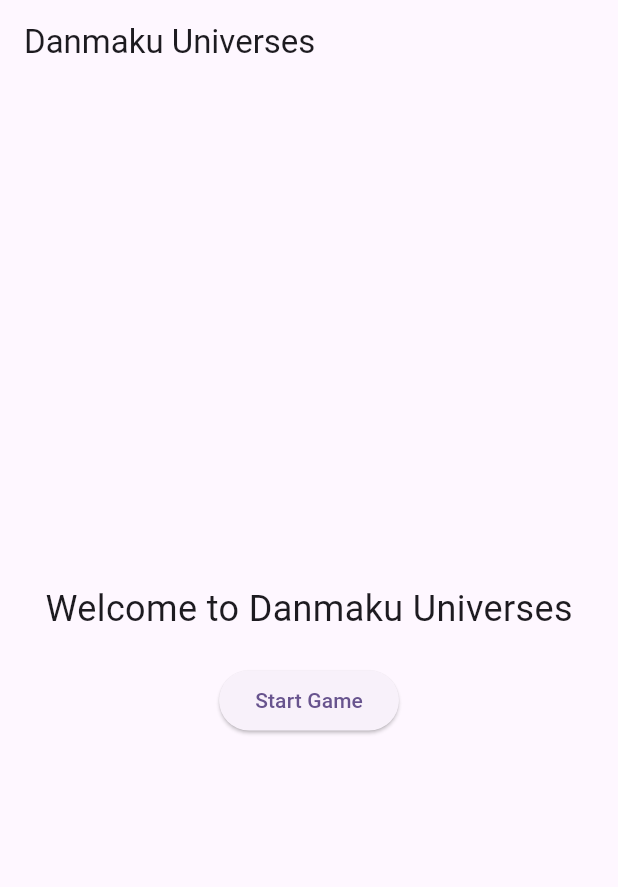
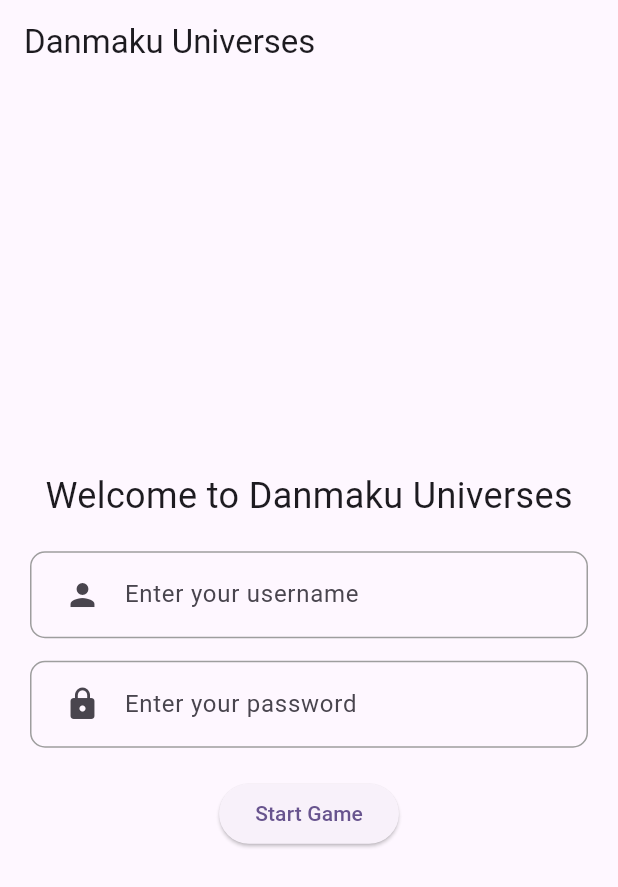
Before and after one commit to santiagoVL03/danmaku_universes, a Flutter app: the screen it shows after launch, on a phone screen of 412 x 824 dp. Shown: the top 887 px of the screen. Run offline on Flutter 3.47's test engine with Material 3 defaults, Android fonts, the phone set to English and light mode, and no system bars; our stand-ins replace cloud_firestore, firebase_core; accounts and stored records are empty.

Commit message:
Add Firebase configuration and integrate Firestore; update game services and UI components

```diff
--- a/lib/domain/entities/player_entity.dart
+++ b/lib/domain/entities/player_entity.dart
@@ -27,9 +27,9 @@ class PlayerEntity {
   void getCards(List<CardEntity> cards, List<HeroCardEntity> heroCards) {
     handPlayer.addAll(cards);
     heroCard.addAll(heroCards);
-    heroCards.forEach((element) {
+    for (var element in heroCards) {
       lifePoints += element.lifePoints;
-    });
+    }
   }
 
   void removeCard (CardEntity card) {
--- a/lib/presentation/pages/game_page.dart
+++ b/lib/presentation/pages/game_page.dart
@@ -2,7 +2,7 @@ import 'package:danmaku_universes/presentation/widgets/hero_card_widget.dart';
 import 'package:flutter/material.dart';
 
 class GamePage extends StatelessWidget {
-  const GamePage({Key? key}) : super(key: key);
+  const GamePage({super.key});
 
   @override
   Widget build(BuildContext context) {
--- a/lib/presentation/pages/home_page.dart
+++ b/lib/presentation/pages/home_page.dart
@@ -1,35 +1,96 @@
 import 'package:flutter/material.dart';
 
-class HomePage extends StatelessWidget {
+class HomePage extends StatefulWidget {
+  const HomePage({super.key});
 
-  const HomePage({ Key? key }) : super(key: key);
+  @override
+  _HomePageState createState() => _HomePageState();
+}
+
+class _HomePageState extends State<HomePage> {
+  final TextEditingController _usernameController = TextEditingController();
+  final TextEditingController _passwordController = TextEditingController();
+  String? _errorMessage;
+
+  void _checkUser() {
+    String username = _usernameController.text.trim();
+    String password = _passwordController.text.trim();
+
+    if (username.isEmpty || password.isEmpty) {
+      setState(() {
+        _errorMessage = 'Username and password cannot be empty';
+      });
+    } else {
+      setState(() {
+        _errorMessage = null;
+      });
+      Navigator.pushNamed(context, '/game');
+    }
+  }
 
   @override
   Widget build(BuildContext context) {
     return Scaffold(
-      appBar: AppBar(
-        title: Text('Danmaku Universes'),
-      ),
+      appBar: AppBar(title: const Text('Danmaku Universes')),
       body: Center(
+        child: Padding(
+          padding: const EdgeInsets.all(20.0),
           child: Column(
             mainAxisAlignment: MainAxisAlignment.center,
             children: <Widget>[
-            Text(
+              const Text(
                 'Welcome to Danmaku Universes',
                 style: TextStyle(fontSize: 24),
               ),
-            SizedBox(height: 20),
+              const SizedBox(height: 20),
+              Container(
+                padding: const EdgeInsets.symmetric(horizontal: 10),
+                decoration: BoxDecoration(
+                  borderRadius: BorderRadius.circular(10),
+                  border: Border.all(color: Colors.grey),
+                ),
+                child: TextField(
+                  controller: _usernameController,
+                  decoration: const InputDecoration(
+                    border: InputBorder.none,
+                    labelText: 'Enter your username',
+                    prefixIcon: Icon(Icons.person),
+                  ),
+                ),
+              ),
+              const SizedBox(height: 15),
+              Container(
+                padding: const EdgeInsets.symmetric(horizontal: 10),
+                decoration: BoxDecoration(
+                  borderRadius: BorderRadius.circular(10),
+                  border: Border.all(color: Colors.grey),
+                ),
+                child: TextField(
+                  controller: _passwordController,
+                  obscureText: true,
+                  decoration: const InputDecoration(
+                    border: InputBorder.none,
+                    labelText: 'Enter your password',
+                    prefixIcon: Icon(Icons.lock),
+                  ),
+                ),
+              ),
+              if (_errorMessage != null) ...[
+                const SizedBox(height: 10),
+                Text(
+                  _errorMessage!,
+                  style: const TextStyle(color: Colors.red),
+                ),
+              ],
+              const SizedBox(height: 20),
               ElevatedButton(
-              onPressed: () {
-                // Add navigation to the game page
-                Navigator.pushNamed(context, '/game');
-              },
-              child: Text('Start Game'),
+                onPressed: _checkUser,
+                child: const Text('Start Game'),
               ),
             ],
           ),
         ),
+      ),
     );
   }
-
 }
--- a/lib/presentation/widgets/hero_card_widget.dart
+++ b/lib/presentation/widgets/hero_card_widget.dart
@@ -7,11 +7,11 @@ class HeroCardWidget extends StatelessWidget {
   final String imageRoute;
 
   const HeroCardWidget({
-    Key? key,
+    super.key,
     required this.name,
     required this.description,
     required this.imageRoute,
-  }) : super(key: key);
+  });
 
   @override
   Widget build(BuildContext context) {
--- a/pubspec.yaml
+++ b/pubspec.yaml
@@ -36,6 +36,10 @@ dependencies:
   # The following adds the Cupertino Icons font to your application.
   # Use with the CupertinoIcons class for iOS style icons.
   cupertino_icons: ^1.0.8
+  firebase_core: ^3.12.1
+  firebase_database: ^11.3.4
+  dartx: ^1.2.0
+  cloud_firestore: ^5.6.5
 
 dev_dependencies:
   flutter_test:
```
Also changed, not shown: lib/application/usecases/create_game.dart (+6 -2 lines), lib/domain/entities/game_entity.dart (+8 -1 lines), lib/domain/entities/hero_card_entity.dart (+5 -10 lines), lib/domain/services/game_services.dart (+7 -6 lines), lib/main.dart (+10 -1 lines), lib/presentation/widgets/error_page_login.dart.dart (added, +29 -0 lines), firebase.json (added), lib/firebase_options.dart (added), pubspec.lock, 7 other files. Lines whose indentation alone changed are shown as unchanged.
